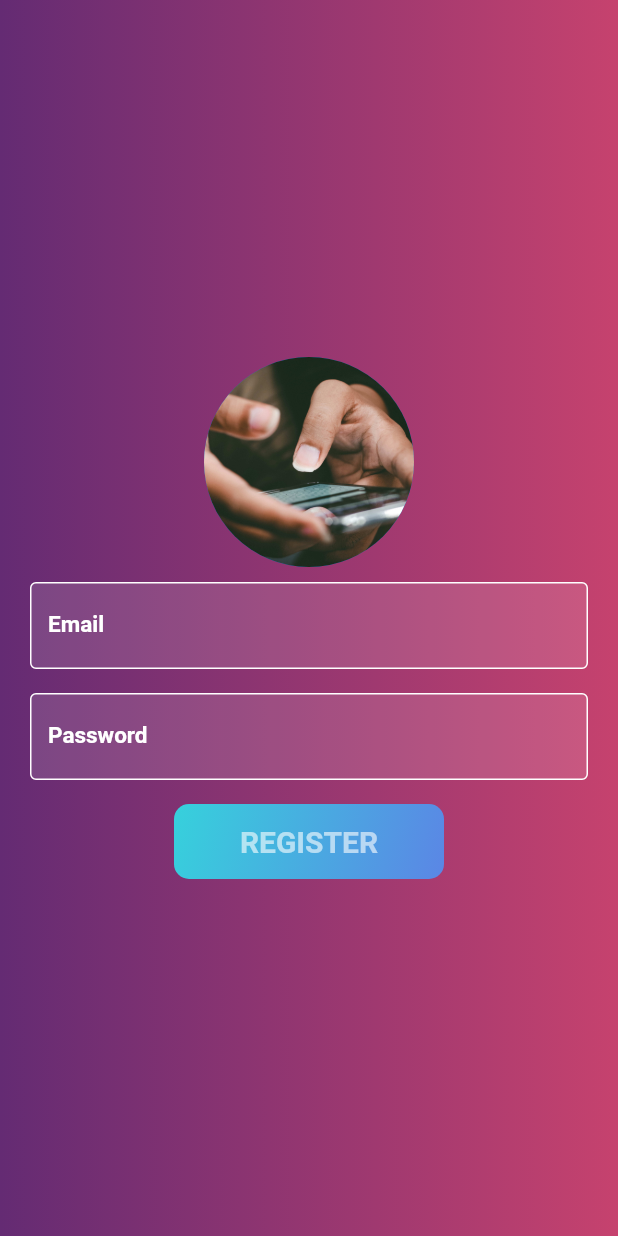
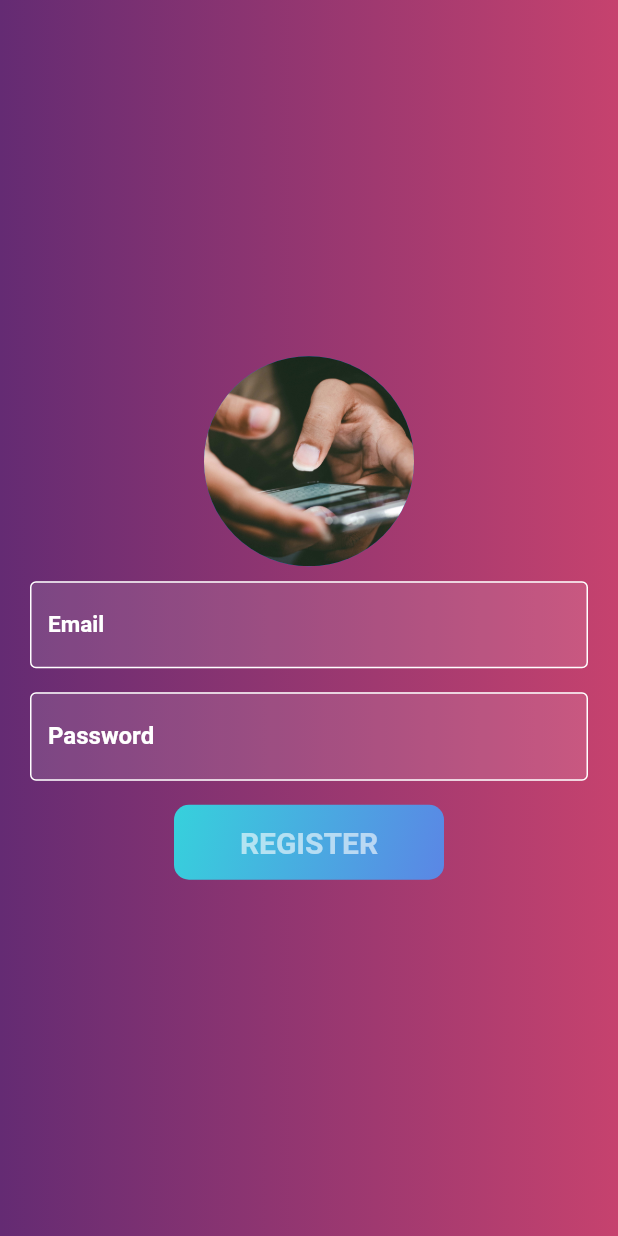
Before and after one commit to HARIJAGAN17/Chit_chat, a Flutter app: the RegistrationScreen screen opened by its route, on a phone screen of 412 x 824 dp. Run offline on Flutter 3.47's test engine with Material 2 defaults, Android fonts, the phone set to English and light mode, and no system bars; our stand-ins replace avatar_glow, cloud_firestore, firebase_auth, firebase_core; accounts and stored records are empty.

Commit message:
updated the font size from '14' to '15'

```diff
--- a/lib/registration_Screen.dart
+++ b/lib/registration_Screen.dart
@@ -96,7 +96,7 @@ class PasswordTextField extends StatelessWidget {
         pass = value;
       },
       style: TextStyle(
-          color: Colors.white, fontSize: 15.0, fontWeight: FontWeight.w600),
+          color: Colors.white, fontSize: 16.0, fontWeight: FontWeight.w600),
       cursorColor: Colors.white,
       obscureText: true,
       decoration: InputDecoration(
```
